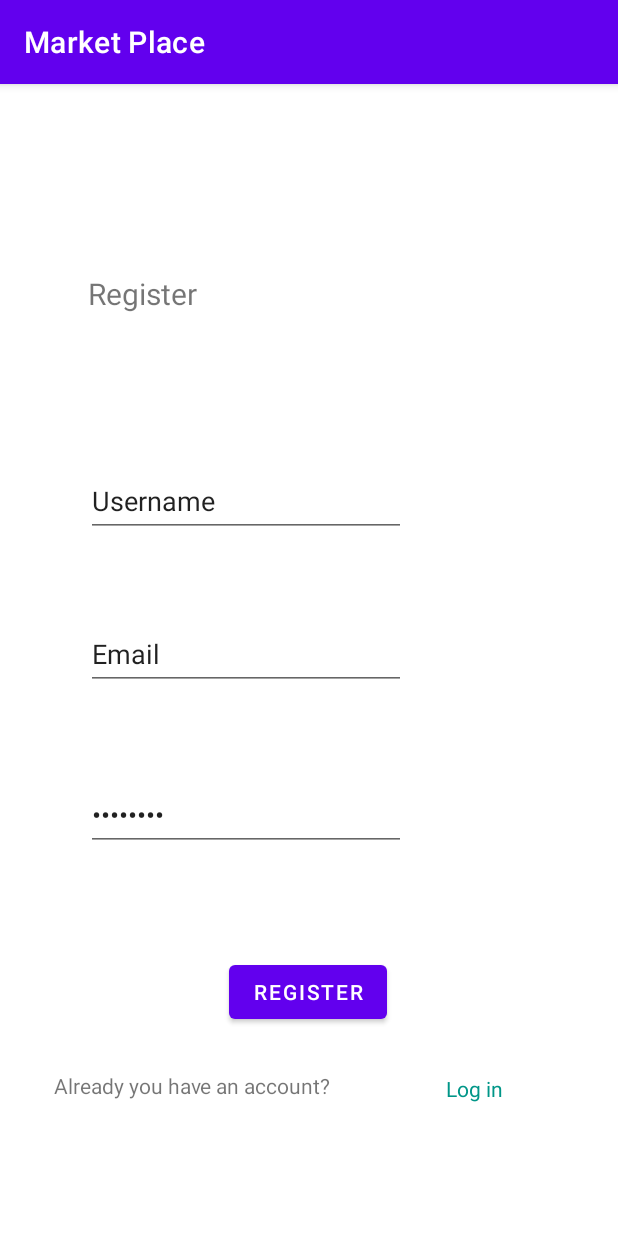
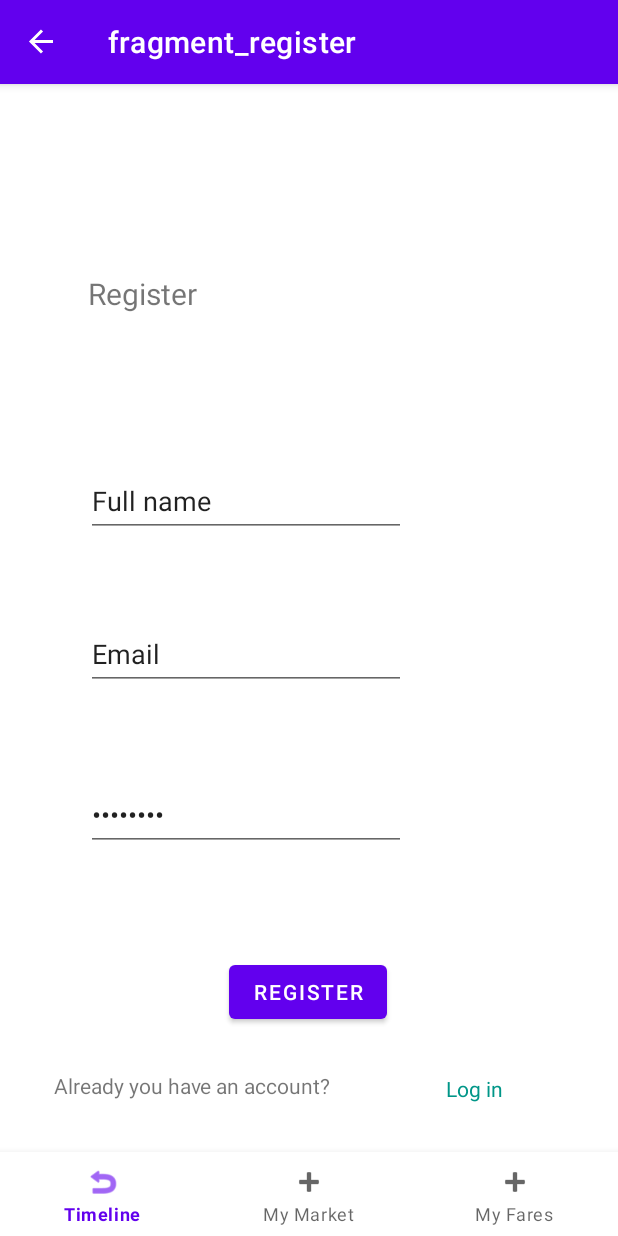
Before and after one commit to AnitaGabor/AndroidProjekt, an Android app: the RegisterFragment screen opened through its navigation route, on a phone screen of 412 x 824 dp. Run offline under Robolectric (Android 15) with nearby library versions, the phone set to English and light mode, and no system bars; our stand-ins replace navigation-ui.

Commit message:
In progress

```diff
--- a/MarketPlace/app/build.gradle
+++ b/MarketPlace/app/build.gradle
@@ -43,4 +43,5 @@ dependencies {
     testImplementation 'junit:junit:4.+'
     androidTestImplementation 'androidx.test.ext:junit:1.1.3'
     androidTestImplementation 'androidx.test.espresso:espresso-core:3.4.0'
+
 }
--- a/MarketPlace/app/src/main/java/com/example/marketplace/MainActivity.kt
+++ b/MarketPlace/app/src/main/java/com/example/marketplace/MainActivity.kt
@@ -2,11 +2,28 @@ package com.example.marketplace
 
 import androidx.appcompat.app.AppCompatActivity
 import android.os.Bundle
+import androidx.navigation.findNavController
+import androidx.navigation.ui.NavigationUI
+import androidx.navigation.ui.setupWithNavController
+import com.google.android.material.bottomnavigation.BottomNavigationView
 
 class MainActivity : AppCompatActivity() {
     override fun onCreate(savedInstanceState: Bundle?) {
         super.onCreate(savedInstanceState)
         setContentView(R.layout.activity_main)
+        // Bottom navigation
+        val navController = findNavController(R.id.myNavHostFragment)
+        val bottomNav = findViewById<BottomNavigationView>(R.id.bottom_nav_view)
+        bottomNav?.setupWithNavController(navController)
+
+        // Up navigation
+        NavigationUI.setupActionBarWithNavController(this, navController)
+
+    }
+
+    override fun onSupportNavigateUp(): Boolean {
+        val navController = findNavController(R.id.myNavHostFragment)
+        return navController.navigateUp() || super.onSupportNavigateUp()
     }
 
 }
--- a/MarketPlace/app/src/main/java/com/example/marketplace/fragments/ProfileFragment.kt
+++ b/MarketPlace/app/src/main/java/com/example/marketplace/fragments/ProfileFragment.kt
@@ -25,7 +25,6 @@ class ProfileFragment : Fragment() {
         savedInstanceState: Bundle?
     ): View? {
         val view:View =  inflater.inflate(R.layout.fragment_profile, container, false)
-
         viewModel = ViewModelProvider(requireActivity()).get(MainViewModel::class.java)
 
         val email = view.findViewById<TextView>(R.id.emailTextView)
--- a/MarketPlace/app/src/main/res/layout/activity_main.xml
+++ b/MarketPlace/app/src/main/res/layout/activity_main.xml
@@ -17,5 +17,12 @@
         app:layout_constraintLeft_toLeftOf="parent"
         app:layout_constraintRight_toRightOf="parent"
         app:navGraph="@navigation/nav_graph" />
+    <com.google.android.material.bottomnavigation.BottomNavigationView
+        android:id ="@+id/bottom_nav_view"
+        android:layout_width="match_parent"
+        android:layout_height="wrap_content"
+        app:layout_constraintBottom_toBottomOf="parent"
+        app:menu="@menu/bottom_nav_menu" >
+    </com.google.android.material.bottomnavigation.BottomNavigationView>
 
 </androidx.constraintlayout.widget.ConstraintLayout>
--- a/MarketPlace/app/src/main/res/layout/fragment_register.xml
+++ b/MarketPlace/app/src/main/res/layout/fragment_register.xml
@@ -26,7 +26,7 @@
         android:ems="10"
         android:inputType="textPersonName"
         android:minHeight="48dp"
-        android:text="Username"
+        android:text="Full name"
         app:layout_constraintBottom_toBottomOf="parent"
         app:layout_constraintEnd_toEndOf="parent"
         app:layout_constraintHorizontal_bias="0.288"
--- a/MarketPlace/app/src/main/res/layout/fragment_settings.xml
+++ b/MarketPlace/app/src/main/res/layout/fragment_settings.xml
@@ -16,7 +16,7 @@
         app:layout_constraintEnd_toEndOf="parent"
         app:layout_constraintStart_toStartOf="parent"
         app:layout_constraintTop_toTopOf="parent"
-        app:layout_constraintVertical_bias="0.463" />
+        app:layout_constraintVertical_bias="0.403" />
 
     <EditText
         android:id="@+id/editTextTextEmailAddress4"
--- /dev/null
+++ b/MarketPlace/app/src/main/res/menu/bottom_nav_menu.xml
@@ -0,0 +1,22 @@
+<?xml version="1.0" encoding="utf-8"?>
+<menu xmlns:android="http://schemas.android.com/apk/res/android"
+    xmlns:app="http://schemas.android.com/apk/res-auto">
+    <item
+        android:id="@+id/timelineFragment"
+        android:icon="@android:drawable/ic_menu_revert"
+        android:orderInCategory="1"
+        android:title="Timeline"
+        app:showAsAction="always" />
+    <item
+        android:id="@+id/mymarketFragment"
+        android:icon="@android:drawable/ic_input_add"
+        android:orderInCategory="2"
+        android:title="My Market"
+        app:showAsAction="always" />
+    <item
+        android:id="@+id/myfareFragment"
+        android:icon="@android:drawable/ic_input_add"
+        android:orderInCategory="3"
+        android:title="My Fares"
+        app:showAsAction="always" />
+</menu>
```
Also changed, not shown: MarketPlace/app/src/main/java/com/example/marketplace/fragments/CustomerDetailFragment.kt (added, +60 -0 lines), MarketPlace/app/src/main/java/com/example/marketplace/fragments/LoginFragment.kt (+19 -5 lines), MarketPlace/app/src/main/java/com/example/marketplace/fragments/RegisterFragment.kt (+8 -8 lines), MarketPlace/app/src/main/java/com/example/marketplace/fragments/SettingsFragment.kt (+20 -4 lines), MarketPlace/app/src/main/java/com/example/marketplace/fragments/TimelineFragment.kt (added, +26 -0 lines), MarketPlace/app/src/main/res/layout/customer_layout.xml (added, +89 -0 lines), MarketPlace/app/src/main/res/layout/fragment_customer_detail.xml (added, +16 -0 lines), MarketPlace/app/src/main/res/layout/fragment_time_line.xml (added, +26 -0 lines).
